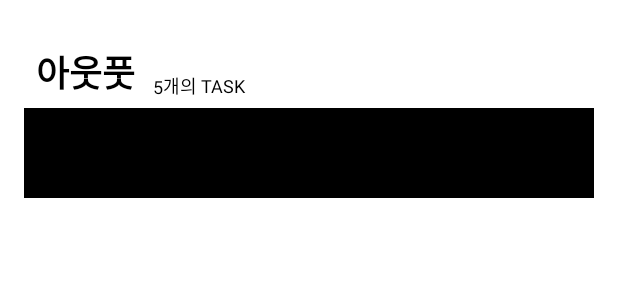
After one commit to TeamMyDaily/4most-Android, an Android app: the layout item_daily_goal.xml on its own in the app's theme, with its tools: preview values and no code run, on a phone screen of 412 x 824 dp. The commit adds this screen. Shown: the top 300 px of the screen. Run offline under Robolectric (Android 15) with nearby library versions, the phone set to English and light mode, and no system bars.

Commit message:
[ADD] #3 - daily fragment initial view setting

```diff
--- a/app/build.gradle
+++ b/app/build.gradle
@@ -76,6 +76,9 @@ dependencies {
     implementation "org.koin:koin-androidx-viewmodel:$koin_version"
     testImplementation "org.koin:koin-test:$koin_version"
 
+    //expandable layout
+    implementation "com.github.skydoves:expandablelayout:1.0.6"
+
 
     implementation "org.jetbrains.kotlin:kotlin-stdlib:$kotlin_version"
     implementation 'androidx.core:core-ktx:1.3.2'
--- /dev/null
+++ b/app/src/main/res/layout/item_daily_goal.xml
@@ -0,0 +1,62 @@
+<?xml version="1.0" encoding="utf-8"?>
+<layout xmlns:android="http://schemas.android.com/apk/res/android"
+    xmlns:app="http://schemas.android.com/apk/res-auto"
+    xmlns:tools="http://schemas.android.com/tools">
+
+    <data>
+        <variable
+            name="keyword"
+            type="org.mydaily.data.model.Keyword" />
+    </data>
+
+    <androidx.constraintlayout.widget.ConstraintLayout
+        android:layout_width="match_parent"
+        android:layout_height="wrap_content"
+        android:paddingHorizontal="16dp"
+        android:layout_marginTop="30dp">
+
+        <TextView
+            android:id="@+id/tv_keyword"
+            android:layout_width="wrap_content"
+            android:layout_height="wrap_content"
+            android:text="@{keyword.keyword}"
+            android:textSize="24sp"
+            android:textStyle="bold"
+            android:textColor="@color/black"
+            android:layout_marginStart="8dp"
+            app:layout_constraintStart_toStartOf="parent"
+            app:layout_constraintTop_toTopOf="parent"
+            tools:text="아웃풋"/>
+
+        <TextView
+            android:id="@+id/tv_number_of_task"
+            android:layout_width="wrap_content"
+            android:layout_height="wrap_content"
+            android:layout_marginStart="12dp"
+            android:text="@{keyword.numberOfTask}"
+            android:textColor="@color/black"
+            android:textSize="12sp"
+            app:layout_constraintBottom_toBottomOf="@+id/tv_keyword"
+            app:layout_constraintStart_toEndOf="@+id/tv_keyword"
+            tools:text="5" />
+
+        <TextView
+            android:layout_width="wrap_content"
+            android:layout_height="wrap_content"
+            android:text="개의 TASK"
+            android:textColor="@color/black"
+            android:textSize="12sp"
+            app:layout_constraintBottom_toBottomOf="@+id/tv_number_of_task"
+            app:layout_constraintStart_toEndOf="@+id/tv_number_of_task" />
+
+        <ImageView
+            android:layout_width="match_parent"
+            android:layout_height="60dp"
+            android:background="@color/black"
+            android:layout_marginTop="6dp"
+            app:layout_constraintEnd_toEndOf="parent"
+            app:layout_constraintStart_toStartOf="parent"
+            app:layout_constraintTop_toBottomOf="@+id/tv_keyword" />
+
+    </androidx.constraintlayout.widget.ConstraintLayout>
+</layout>
--- a/app/src/main/res/values/strings.xml
+++ b/app/src/main/res/values/strings.xml
@@ -6,5 +6,8 @@
     <string name="menu_remind">평가 및 회고</string>
     <string name="menu_my">My</string>
 
+    <!--Daily Fragment-->
+    <string name="weekly_goal">이번 주의 목표</string>
+
     <string name="hello_blank_fragment">Hello blank fragment</string>
 </resources>
```
Also changed, not shown: app/src/main/java/org/mydaily/data/model/Keyword.kt (added, +8 -0 lines), app/src/main/java/org/mydaily/ui/adapter/DailyKeywordAdapter.kt (added, +39 -0 lines), app/src/main/java/org/mydaily/ui/view/MainActivity.kt (+20 -6 lines), app/src/main/java/org/mydaily/ui/view/daily/DailyFragment.kt (+28 -2 lines), app/src/main/java/org/mydaily/ui/viewmodel/DailyViewModel.kt (+19 -0 lines), app/src/main/res/drawable/ic_arrow_back.xml (added, +10 -0 lines), app/src/main/res/drawable/ic_arrow_forward.xml (added, +10 -0 lines), app/src/main/res/drawable/ic_arrow_up.xml (added, +10 -0 lines), app/src/main/res/layout/fragment_daily.xml (+71 -3 lines), app/src/main/res/layout/layout_daily_goal_first.xml (added, +28 -0 lines), app/src/main/res/layout/layout_daily_goal_second.xml (added, +13 -0 lines).
